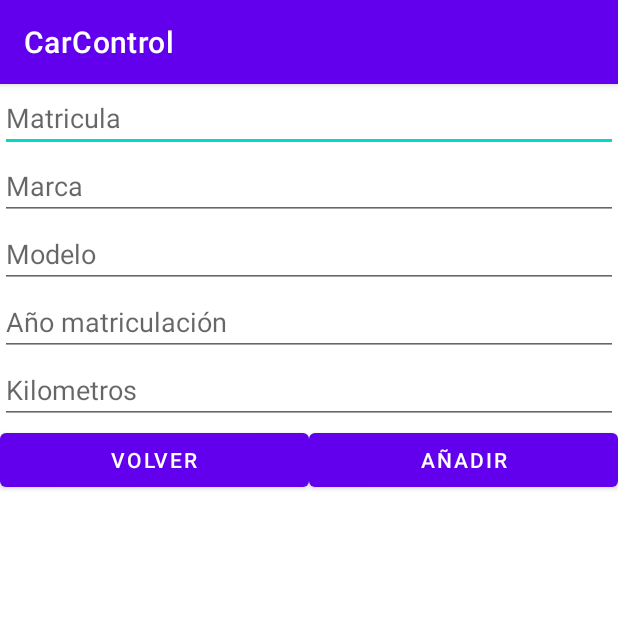
After one commit to JSenen/CarControl, an Android app: the AddCarActivity screen opened directly, with no data from a screen before it, on a phone screen of 412 x 824 dp, the top half of it. The commit adds this screen. Run offline under Robolectric (Android 15) with nearby library versions, the phone set to English and light mode, and no system bars; our stand-ins replace Room's generated code.

Commit message:
Añadida estructura básica ADAPTER+SQL+MAIN_ACTIVITY+ADDCAR_ACTIVITY

```diff
--- a/app/build.gradle
+++ b/app/build.gradle
@@ -29,6 +29,11 @@ android {
 }
 
 dependencies {
+    implementation "androidx.room:room-runtime:2.4.3"
+    annotationProcessor "androidx.room:room-compiler:2.4.3"
+
+    compileOnly "org.projectlombok:lombok:1.18.24"
+    annotationProcessor "org.projectlombok:lombok:1.18.24"
 
     implementation 'androidx.appcompat:appcompat:1.5.1'
     implementation 'com.google.android.material:material:1.7.0'
--- /dev/null
+++ b/app/src/main/java/com/juansenen/carcontrol/db/Constans.java
@@ -0,0 +1,5 @@
+package com.juansenen.carcontrol.db;
+
+public class Constans {
+    public static String DATABASE_NAME = "cars";
+}
--- /dev/null
+++ b/app/src/main/res/layout/activity_add_car.xml
@@ -0,0 +1,76 @@
+<?xml version="1.0" encoding="utf-8"?>
+<androidx.constraintlayout.widget.ConstraintLayout xmlns:android="http://schemas.android.com/apk/res/android"
+    xmlns:app="http://schemas.android.com/apk/res-auto"
+    xmlns:tools="http://schemas.android.com/tools"
+    android:layout_width="match_parent"
+    android:layout_height="match_parent"
+    tools:context=".AddCarActivity">
+
+    <LinearLayout
+        android:layout_width="match_parent"
+        android:layout_height="match_parent"
+        android:orientation="vertical">
+
+        <EditText
+            android:id="@+id/edtxt_register"
+            android:layout_width="match_parent"
+            android:layout_height="wrap_content"
+            android:ems="10"
+            android:hint="Matricula"
+            android:inputType="textPersonName" />
+
+        <EditText
+            android:id="@+id/edtxt_trdmark"
+            android:layout_width="match_parent"
+            android:layout_height="wrap_content"
+            android:ems="10"
+            android:hint="Marca"
+            android:inputType="textPersonName" />
+
+        <EditText
+            android:id="@+id/edtxt_model"
+            android:layout_width="match_parent"
+            android:layout_height="wrap_content"
+            android:ems="10"
+            android:hint="Modelo"
+            android:inputType="textPersonName" />
+
+        <EditText
+            android:id="@+id/edtxt_year"
+            android:layout_width="match_parent"
+            android:layout_height="wrap_content"
+            android:ems="10"
+            android:hint="Año matriculación"
+            android:inputType="textPersonName" />
+
+        <EditText
+            android:id="@+id/edtxt_kms"
+            android:layout_width="match_parent"
+            android:layout_height="wrap_content"
+            android:ems="10"
+            android:hint="Kilometros"
+            android:inputType="textPersonName" />
+
+        <LinearLayout
+            android:layout_width="match_parent"
+            android:layout_height="match_parent"
+            android:orientation="horizontal">
+
+            <Button
+                android:id="@+id/but_back"
+                android:layout_width="wrap_content"
+                android:layout_height="wrap_content"
+                android:layout_weight="1"
+                android:onClick="butBack"
+                android:text="Volver" />
+
+            <Button
+                android:id="@+id/butAdd"
+                android:layout_width="wrap_content"
+                android:layout_height="wrap_content"
+                android:layout_weight="1"
+                android:onClick="butAdd"
+                android:text="Añadir" />
+        </LinearLayout>
+    </LinearLayout>
+</androidx.constraintlayout.widget.ConstraintLayout>
--- /dev/null
+++ b/build.gradle
@@ -0,0 +1,5 @@
+// Top-level build file where you can add configuration options common to all sub-projects/modules.
+plugins {
+    id 'com.android.application' version '7.3.0' apply false
+    id 'com.android.library' version '7.3.0' apply false
+}
```
Also changed, not shown: app/src/main/AndroidManifest.xml (+7 -0 lines), app/src/main/java/com/juansenen/carcontrol/AddCarActivity.java (added, +61 -0 lines), app/src/main/java/com/juansenen/carcontrol/MainActivity.java (+56 -0 lines), app/src/main/java/com/juansenen/carcontrol/adapter/CarsAdapter.java (added, +70 -0 lines), app/src/main/java/com/juansenen/carcontrol/db/AppDatabase.java (added, +12 -0 lines), app/src/main/java/com/juansenen/carcontrol/db/CarsDAO.java (added, +27 -0 lines), app/src/main/java/com/juansenen/carcontrol/domain/Cars.java (added, +71 -0 lines), app/src/main/res/layout/activity_main.xml (+6 -9 lines), app/src/main/res/layout/rcview_main_items.xml (added, +36 -0 lines), app/src/main/res/menu/menu_addcar.xml (added, +10 -0 lines), gradle.properties (added, +21 -0 lines).
